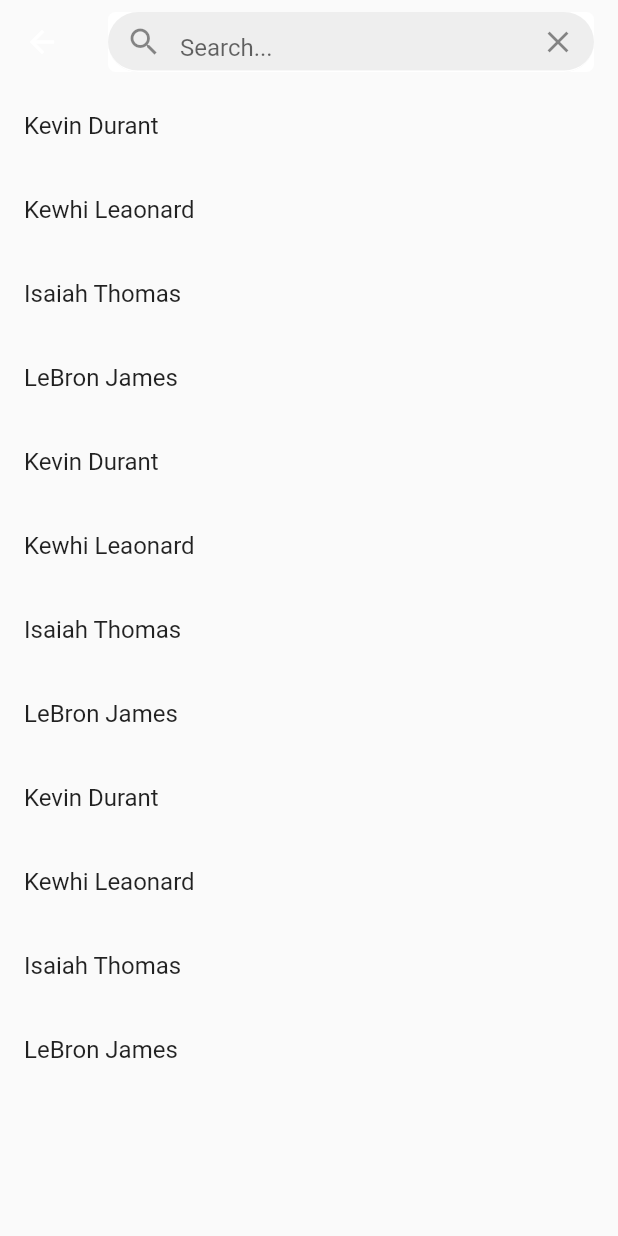
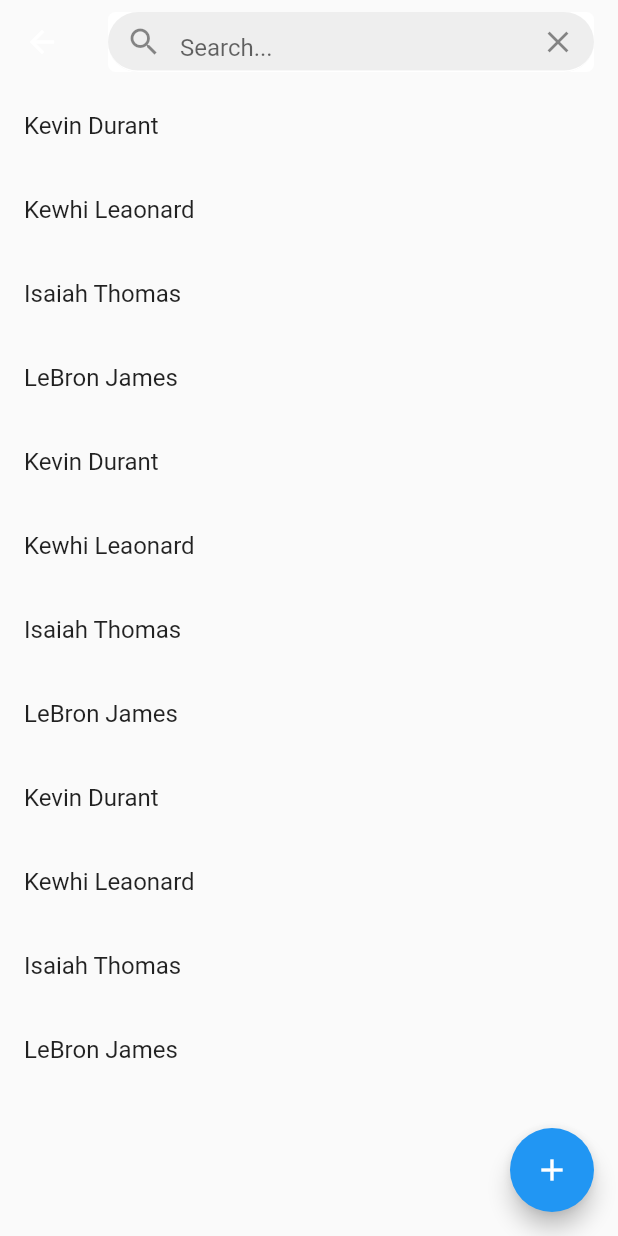
Before and after one commit to mszakacz/better-organizer, a Flutter app: the ContactListPage screen opened by its route, on a phone screen of 412 x 824 dp. Run offline on Flutter 3.47's test engine with Material 2 defaults, Android fonts, the phone set to English and light mode, and no system bars.

Commit message:
feat(contact_list):adding a IconButton at the bottom of the Scaffold)

```diff
--- a/lib/contact_list/view/contact_list_page.dart
+++ b/lib/contact_list/view/contact_list_page.dart
@@ -44,7 +44,11 @@ class ContactListPage extends StatelessWidget {
           ),
         ),
       ),
-      body: ContactListWidget(),
+      body: const ContactListWidget(),
+      floatingActionButton: FloatingActionButton(
+          child: const Icon(Icons.add),
+          onPressed: () => {},
+          backgroundColor: Colors.blue),
     );
   }
 }
```
